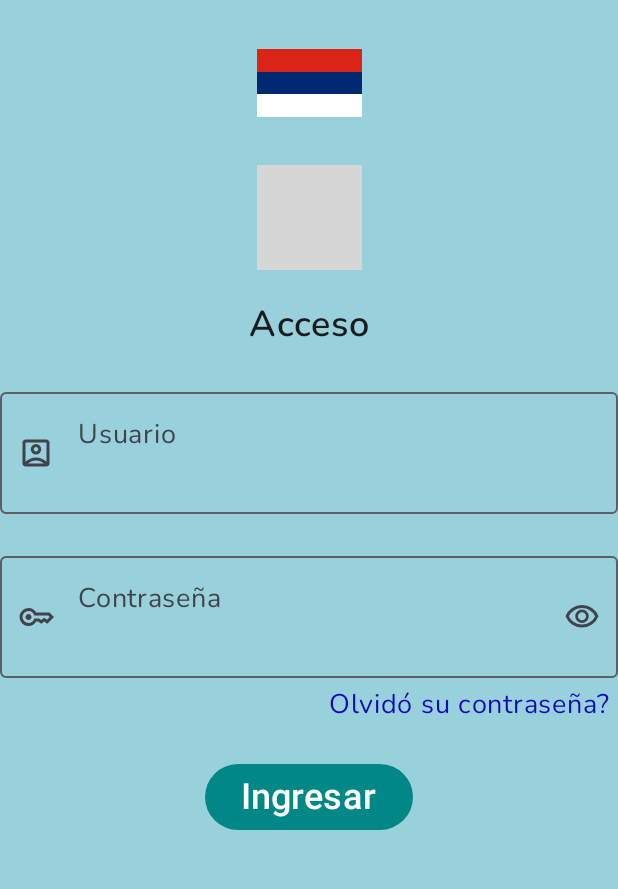
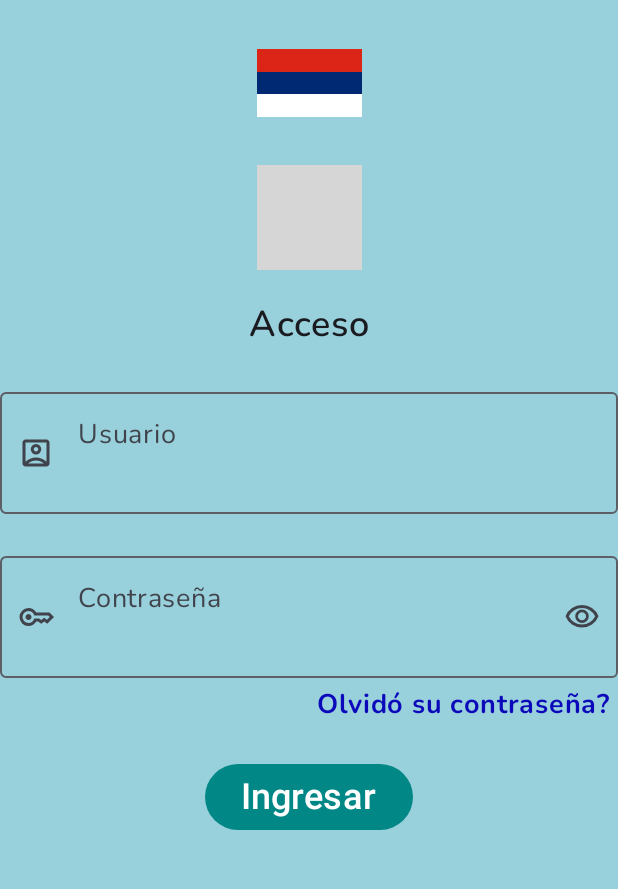
Before and after one commit to jltabbia/NewcomApp, an Android app built with Jetpack Compose: the screen it shows after launch (MainActivity), on a phone screen of 412 x 824 dp, the part 308-1197 px from its top. Run offline under Robolectric (Android 15) with nearby library versions, the phone set to English and light mode, and no system bars; grey boxes are pictures that could not be loaded.

Commit message:
commit 17/07/25

```diff
--- a/app/build.gradle.kts
+++ b/app/build.gradle.kts
@@ -63,6 +63,7 @@ dependencies {
 
     // Coil
     implementation(libs.coil.compose)
+    implementation(libs.firebase.firestore.ktx)
 
     testImplementation(libs.junit)
     androidTestImplementation(libs.androidx.junit)
--- a/app/src/main/java/ar/com/jtsistemas/newcomapp/ui/login/LoginScreen.kt
+++ b/app/src/main/java/ar/com/jtsistemas/newcomapp/ui/login/LoginScreen.kt
@@ -12,6 +12,7 @@ import androidx.compose.foundation.layout.fillMaxSize
 import androidx.compose.foundation.layout.fillMaxWidth
 import androidx.compose.foundation.layout.padding
 import androidx.compose.foundation.layout.size
+import androidx.compose.foundation.text.KeyboardOptions
 import androidx.compose.material3.Button
 import androidx.compose.material3.ButtonDefaults
 import androidx.compose.material3.CenterAlignedTopAppBar
@@ -34,18 +35,22 @@ import androidx.compose.ui.res.colorResource
 import androidx.compose.ui.res.painterResource
 import androidx.compose.ui.res.stringResource
 import androidx.compose.ui.text.font.FontWeight
+import androidx.compose.ui.text.input.KeyboardType
 import androidx.compose.ui.text.input.PasswordVisualTransformation
-import androidx.compose.ui.text.style.TextDecoration
+import androidx.compose.ui.text.input.VisualTransformation
 import androidx.compose.ui.tooling.preview.Preview
 import androidx.compose.ui.unit.dp
 import androidx.compose.ui.unit.sp
 import ar.com.jtsistemas.newcomapp.R
+import ar.com.jtsistemas.newcomapp.data.login.mvvm.LoginViewModel
 import ar.com.jtsistemas.newcomapp.ui.theme.nunito
 import kotlinx.serialization.Serializable
 
 @Serializable
 object LoginScreen
 
+
+//private val loginviewmodel: LoginViewModel by viewModels { LoginViewModelFactory(emptyList()) }
 @Preview(showBackground = true, showSystemUi = true)
 @Composable
 fun LoginScreen() {
@@ -82,9 +87,12 @@ fun BodyLoginScreen(modifier: Modifier) {
     var usuario: String by remember { mutableStateOf("") }
     var contrasena: String by remember { mutableStateOf("") }
     var verContrasena: Boolean by remember { mutableStateOf(false) }
-    Box(modifier = Modifier
-        .fillMaxSize()
-        .background(colorResource(R.color.background)))
+
+    Box(
+        modifier = Modifier
+            .fillMaxSize()
+            .background(colorResource(R.color.background))
+    )
     Column(
         modifier.fillMaxSize(),
         horizontalAlignment = Alignment.CenterHorizontally,
@@ -104,7 +112,7 @@ fun BodyLoginScreen(modifier: Modifier) {
         )
         Spacer(modifier = Modifier.size(20.dp))
         Image(
-            modifier=Modifier.size(70.dp),
+            modifier = Modifier.size(70.dp),
             painter = painterResource(R.drawable.pelotavolley),
             contentDescription = "Pelota"
         )
@@ -140,26 +148,37 @@ fun BodyLoginScreen(modifier: Modifier) {
                     fontFamily = nunito,
                     fontSize = 18.sp,
 
-                )
+                    )
             },
             leadingIcon = {
                 Icon(painterResource(R.drawable.ic_key), contentDescription = "password")
             },
+            keyboardOptions = KeyboardOptions(keyboardType = KeyboardType.Password),
             trailingIcon = {
+                //val verimagen =
+
                 IconButton(onClick = { verContrasena = !verContrasena }) {
-                    Icon(
-                        painter = painterResource(R.drawable.ic_visibility),
-                        contentDescription = ""
-                    )
+                    if (verContrasena) {
+                        Icon(painterResource(R.drawable.ic_visibility_off), contentDescription = "")
+
+                    } else {
+                        Icon(painterResource(R.drawable.ic_visibility), contentDescription = "")
+                    }
                 }
             },
-            visualTransformation = PasswordVisualTransformation(),
+            visualTransformation = if (verContrasena) {
+                VisualTransformation.None
+            } else {
+                PasswordVisualTransformation()
+            },
+
             modifier = Modifier.fillMaxWidth()
         )
         Text(
             text = stringResource(R.string.forgot),
             fontSize = 18.sp,
             fontFamily = nunito,
+            fontWeight = FontWeight.Bold,
             color = colorResource(R.color.Azul),
             modifier = Modifier
                 .align(Alignment.End)
--- a/gradle/libs.versions.toml
+++ b/gradle/libs.versions.toml
@@ -12,6 +12,7 @@ activityCompose = "1.10.1"
 composeBom = "2025.06.01"
 retrofit = "3.0.0"
 retrofit2KotlinxSerializationConverter = "1.0.0"
+firebaseFirestoreKtx = "25.1.4"
 
 [libraries]
 
@@ -34,6 +35,7 @@ androidx-material3 = { group = "androidx.compose.material3", name = "material3"
 kotlinx-serialization-json = { module = "org.jetbrains.kotlinx:kotlinx-serialization-json", version.ref = "kotlinxSerializationJson" }
 retrofit = { module = "com.squareup.retrofit2:retrofit", version.ref = "retrofit" }
 retrofit2-kotlinx-serialization-converter = { module = "com.jakewharton.retrofit:retrofit2-kotlinx-serialization-converter", version.ref = "retrofit2KotlinxSerializationConverter" }
+firebase-firestore-ktx = { group = "com.google.firebase", name = "firebase-firestore-ktx", version.ref = "firebaseFirestoreKtx" }
 
 [plugins]
 android-application = { id = "com.android.application", version.ref = "agp" }
```
Also changed, not shown: app/src/main/java/ar/com/jtsistemas/newcomapp/Constantes.kt (added, +7 -0 lines), app/src/main/java/ar/com/jtsistemas/newcomapp/data/login/model/UsuarioModel.kt (added, +12 -0 lines), app/src/main/java/ar/com/jtsistemas/newcomapp/data/login/mvvm/LoginViewModel.kt (added, +14 -0 lines), app/src/main/java/ar/com/jtsistemas/newcomapp/network/APIServices.kt (added, +11 -0 lines), app/src/main/java/ar/com/jtsistemas/newcomapp/network/RetrofitService.kt (+11 -1 lines), app/src/main/java/ar/com/jtsistemas/newcomapp/network/responses/UsuarioResponse.kt (added, +12 -0 lines).
